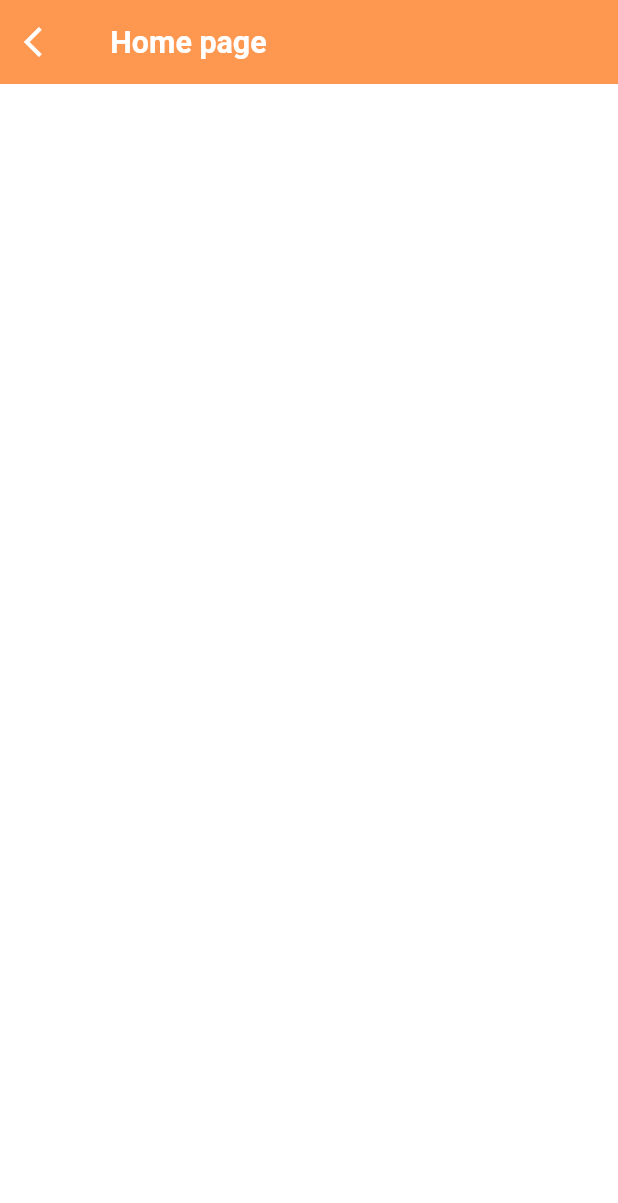
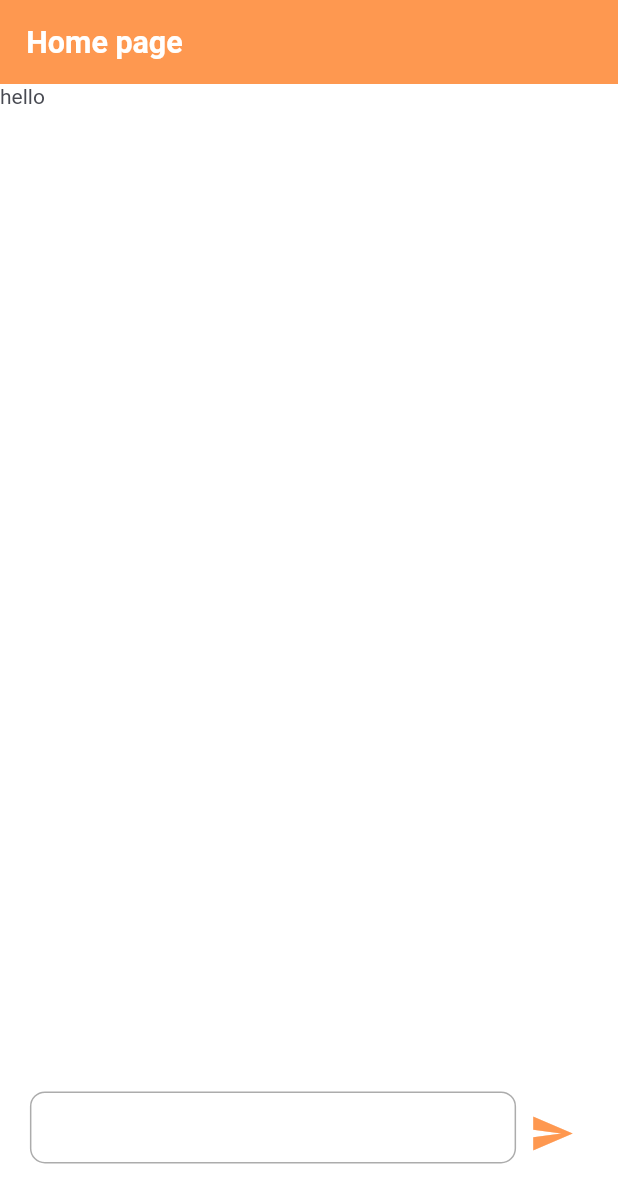
Before and after one commit to nootan123/open_ai_app, a Flutter app: the screen it shows after launch, on a phone screen of 412 x 824 dp. Shown: the top 1203 px of the screen. Run offline on Flutter 3.47's test engine with Material 2 defaults, Android fonts, the phone set to English and light mode, and no system bars; our stand-ins replace flutter_screenutil; Roboto replaces fonts that are missing (Nexa).

Commit message:
added homepage design

```diff
--- a/lib/screen/home_page.dart
+++ b/lib/screen/home_page.dart
@@ -1,7 +1,10 @@
 import 'package:flutter/material.dart';
 import 'package:flutter/src/widgets/container.dart';
 import 'package:flutter/src/widgets/framework.dart';
+import 'package:flutter_screenutil/flutter_screenutil.dart';
+import 'package:openaiapp/constants/app_color.dart';
 import 'package:openaiapp/widgets/custom_appbar.dart';
+import 'package:openaiapp/widgets/custom_textfield.dart';
 
 class HomePage extends StatefulWidget {
   const HomePage({super.key});
@@ -13,8 +16,28 @@ class HomePage extends StatefulWidget {
 class _HomePageState extends State<HomePage> {
   @override
   Widget build(BuildContext context) {
-    return const Scaffold(
-      appBar: CustomAppBar(title: "Home page"),
+    return Scaffold(
+      appBar: const CustomAppBar(title: "Home page", hasBackButton: false),
+      body: SingleChildScrollView(
+          child: Column(children: [
+        Text("hello"),
+      ])),
+      bottomNavigationBar: Padding(
+        padding: EdgeInsets.symmetric(horizontal: 16.0.w),
+        child: Row(
+          mainAxisAlignment: MainAxisAlignment.center,
+          children: [
+            SizedBox(width: 295.w, height: 95.h, child: Customtextfield()),
+            Padding(
+              padding: EdgeInsets.only(bottom: 40.0.h),
+              child: IconButton(
+                onPressed: () {},
+                icon: Icon(Icons.send, size: 30, color: kOrange_500),
+              ),
+            )
+          ],
+        ),
+      ),
     );
   }
 }
```
